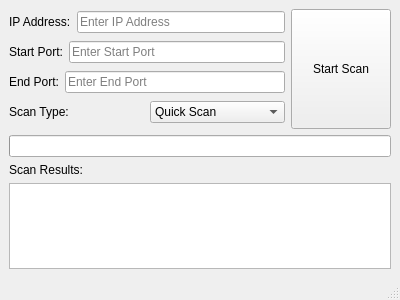
First picture: the form in qt/portscannerwindow.ui, repository JJLibra/XScanner, before the edit.
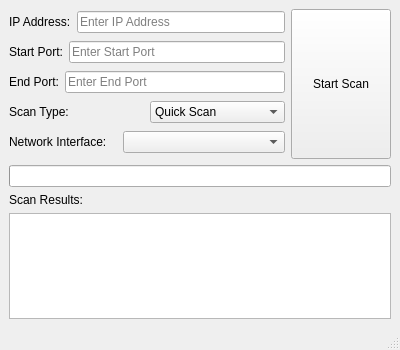
Second picture: the form after the edit.

```diff
--- a/qt/portscannerwindow.ui
+++ b/qt/portscannerwindow.ui
@@ -7,7 +7,7 @@
     <x>0</x>
     <y>0</y>
     <width>400</width>
-    <height>300</height>
+    <height>350</height>
    </rect>
   </property>
   <property name="windowTitle">
@@ -123,6 +123,24 @@
           </item>
          </layout>
         </item>
+        <item>
+         <layout class="QHBoxLayout">
+          <item>
+           <widget class="QLabel">
+            <property name="text">
+             <string>Network Interface:</string>
+            </property>
+           </widget>
+          </item>
+          <item>
+           <widget class="QComboBox" name="interfaceComboBox">
+            <property name="placeholderText">
+             <string>Select Network Interface</string>
+            </property>
+           </widget>
+          </item>
+         </layout>
+        </item>
        </layout>
       </item>
       <item>
@@ -139,7 +157,7 @@
         <property name="minimumSize">
          <size>
           <width>100</width>
-          <height>120</height>
+          <height>150</height>
          </size>
         </property>
        </widget>
```
